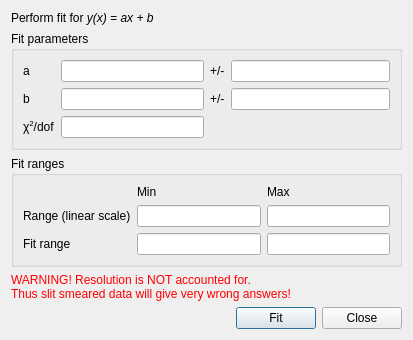
Old version of the form src/sas/qtgui/UI/LinearFitUI.ui in the repository SasView/sasview.
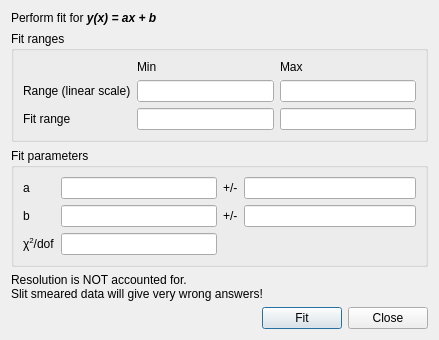
New version of the form. Icons and pictures are not drawn.

What changed in the file:
```diff
--- a/src/sas/qtgui/UI/LinearFitUI.ui
+++ b/src/sas/qtgui/UI/LinearFitUI.ui
@@ -6,12 +6,12 @@
    <rect>
     <x>0</x>
     <y>0</y>
-    <width>413</width>
-    <height>327</height>
+    <width>439</width>
+    <height>324</height>
    </rect>
   </property>
   <property name="sizePolicy">
-   <sizepolicy hsizetype="MinimumExpanding" vsizetype="MinimumExpanding">
+   <sizepolicy hsizetype="Fixed" vsizetype="Fixed">
     <horstretch>0</horstretch>
     <verstretch>0</verstretch>
    </sizepolicy>
@@ -27,11 +27,92 @@
    <item row="0" column="0">
     <widget class="QLabel" name="label">
      <property name="text">
-      <string>&lt;html&gt;&lt;head/&gt;&lt;body&gt;&lt;p&gt;Perform fit for &lt;span style=&quot; font-style:italic;&quot;&gt;y(x) = ax + b&lt;/span&gt;&lt;/p&gt;&lt;/body&gt;&lt;/html&gt;</string>
+      <string>&lt;html&gt;&lt;head/&gt;&lt;body&gt;&lt;p&gt;Perform fit for &lt;span style=&quot; font-weight:600; font-style:italic;&quot;&gt;y(x) = ax + b&lt;/span&gt;&lt;/p&gt;&lt;/body&gt;&lt;/html&gt;</string>
      </property>
     </widget>
    </item>
    <item row="1" column="0" colspan="2">
+    <widget class="QGroupBox" name="groupBox_2">
+     <property name="title">
+      <string>Fit ranges</string>
+     </property>
+     <layout class="QGridLayout" name="gridLayout_3">
+      <item row="0" column="0">
+       <layout class="QGridLayout" name="gridLayout_2">
+        <item row="0" column="1">
+         <widget class="QLabel" name="label_9">
+          <property name="text">
+           <string>Min</string>
+          </property>
+         </widget>
+        </item>
+        <item row="0" column="2">
+         <widget class="QLabel" name="label_10">
+          <property name="text">
+           <string>Max</string>
+          </property>
+         </widget>
+        </item>
+        <item row="1" column="0">
+         <widget class="QLabel" name="label_8">
+          <property name="text">
+           <string>Range (linear scale)</string>
+          </property>
+         </widget>
+        </item>
+        <item row="1" column="1">
+         <widget class="QLineEdit" name="txtRangeMin">
+          <property name="toolTip">
+           <string>&lt;html&gt;&lt;head/&gt;&lt;body&gt;&lt;p&gt;Minimum value on the x-axis for the plotted data.&lt;/p&gt;&lt;/body&gt;&lt;/html&gt;</string>
+          </property>
+          <property name="autoFillBackground">
+           <bool>true</bool>
+          </property>
+          <property name="readOnly">
+           <bool>true</bool>
+          </property>
+         </widget>
+        </item>
+        <item row="1" column="2">
+         <widget class="QLineEdit" name="txtRangeMax">
+          <property name="toolTip">
+           <string>&lt;html&gt;&lt;head/&gt;&lt;body&gt;&lt;p&gt;Maximum value on the x-axis for the plotted data.&lt;/p&gt;&lt;/body&gt;&lt;/html&gt;</string>
+          </property>
+          <property name="autoFillBackground">
+           <bool>true</bool>
+          </property>
+          <property name="readOnly">
+           <bool>true</bool>
+          </property>
+         </widget>
+        </item>
+        <item row="2" column="0">
+         <widget class="QLabel" name="lblRange">
+          <property name="text">
+           <string>&lt;html&gt;&lt;head/&gt;&lt;body&gt;&lt;p&gt;Fit range&lt;/p&gt;&lt;/body&gt;&lt;/html&gt;</string>
+          </property>
+         </widget>
+        </item>
+        <item row="2" column="1">
+         <widget class="QLineEdit" name="txtFitRangeMin">
+          <property name="toolTip">
+           <string>&lt;html&gt;&lt;head/&gt;&lt;body&gt;&lt;p&gt;Enter the minimum value on the x-axis to be included in the fit.&lt;/p&gt;&lt;/body&gt;&lt;/html&gt;</string>
+          </property>
+         </widget>
+        </item>
+        <item row="2" column="2">
+         <widget class="QLineEdit" name="txtFitRangeMax">
+          <property name="toolTip">
+           <string>&lt;html&gt;&lt;head/&gt;&lt;body&gt;&lt;p&gt;Enter the maximum value on the x-axis to be included in the fit.&lt;/p&gt;&lt;/body&gt;&lt;/html&gt;</string>
+          </property>
+         </widget>
+        </item>
+       </layout>
+      </item>
+     </layout>
+    </widget>
+   </item>
+   <item row="2" column="0" colspan="2">
     <widget class="QGroupBox" name="groupBox">
      <property name="title">
       <string>Fit parameters</string>
@@ -133,85 +214,10 @@
      </layout>
     </widget>
    </item>
-   <item row="2" column="0" colspan="2">
-    <widget class="QGroupBox" name="groupBox_2">
-     <property name="title">
-      <string>Fit ranges</string>
-     </property>
-     <layout class="QGridLayout" name="gridLayout_3">
-      <item row="0" column="0">
-       <layout class="QGridLayout" name="gridLayout_2">
-        <item row="0" column="1">
-         <widget class="QLabel" name="label_9">
-          <property name="text">
-           <string>Min</string>
-          </property>
-         </widget>
-        </item>
-        <item row="0" column="2">
-         <widget class="QLabel" name="label_10">
-          <property name="text">
-           <string>Max</string>
-          </property>
-         </widget>
-        </item>
-        <item row="1" column="0">
-         <widget class="QLabel" name="label_8">
-          <property name="text">
-           <string>Range (linear scale)</string>
-          </property>
-         </widget>
-        </item>
-        <item row="1" column="1">
-         <widget class="QLineEdit" name="txtRangeMin">
-          <property name="toolTip">
-           <string>&lt;html&gt;&lt;head/&gt;&lt;body&gt;&lt;p&gt;Minimum value on the x-axis for the plotted data.&lt;/p&gt;&lt;/body&gt;&lt;/html&gt;</string>
-          </property>
-          <property name="readOnly">
-           <bool>true</bool>
-          </property>
-         </widget>
-        </item>
-        <item row="1" column="2">
-         <widget class="QLineEdit" name="txtRangeMax">
-          <property name="toolTip">
-           <string>&lt;html&gt;&lt;head/&gt;&lt;body&gt;&lt;p&gt;Maximum value on the x-axis for the plotted data.&lt;/p&gt;&lt;/body&gt;&lt;/html&gt;</string>
-          </property>
-          <property name="readOnly">
-           <bool>true</bool>
-          </property>
-         </widget>
-        </item>
-        <item row="2" column="0">
-         <widget class="QLabel" name="lblRange">
-          <property name="text">
-           <string>&lt;html&gt;&lt;head/&gt;&lt;body&gt;&lt;p&gt;Fit range&lt;/p&gt;&lt;/body&gt;&lt;/html&gt;</string>
-          </property>
-         </widget>
-        </item>
-        <item row="2" column="1">
-         <widget class="QLineEdit" name="txtFitRangeMin">
-          <property name="toolTip">
-           <string>&lt;html&gt;&lt;head/&gt;&lt;body&gt;&lt;p&gt;Enter the minimum value on the x-axis to be included in the fit.&lt;/p&gt;&lt;/body&gt;&lt;/html&gt;</string>
-          </property>
-         </widget>
-        </item>
-        <item row="2" column="2">
-         <widget class="QLineEdit" name="txtFitRangeMax">
-          <property name="toolTip">
-           <string>&lt;html&gt;&lt;head/&gt;&lt;body&gt;&lt;p&gt;Enter the maximum value on the x-axis to be included in the fit.&lt;/p&gt;&lt;/body&gt;&lt;/html&gt;</string>
-          </property>
-         </widget>
-        </item>
-       </layout>
-      </item>
-     </layout>
-    </widget>
-   </item>
    <item row="3" column="0" colspan="2">
     <widget class="QLabel" name="label_2">
      <property name="text">
-      <string>&lt;html&gt;&lt;head/&gt;&lt;body&gt;&lt;p&gt;&lt;span style=&quot; color:#ff0000;&quot;&gt;WARNING! Resolution is NOT accounted for.&lt;br/&gt;Thus slit smeared data will give very wrong answers!&lt;/span&gt;&lt;/p&gt;&lt;/body&gt;&lt;/html&gt;</string>
+      <string>&lt;html&gt;&lt;head/&gt;&lt;body&gt;&lt;p&gt;&lt;span style=&quot; color:#000000;&quot;&gt;Resolution is NOT accounted for.&lt;br/&gt;Slit smeared data will give very wrong answers!&lt;/span&gt;&lt;/p&gt;&lt;/body&gt;&lt;/html&gt;</string>
      </property>
     </widget>
    </item>
```
